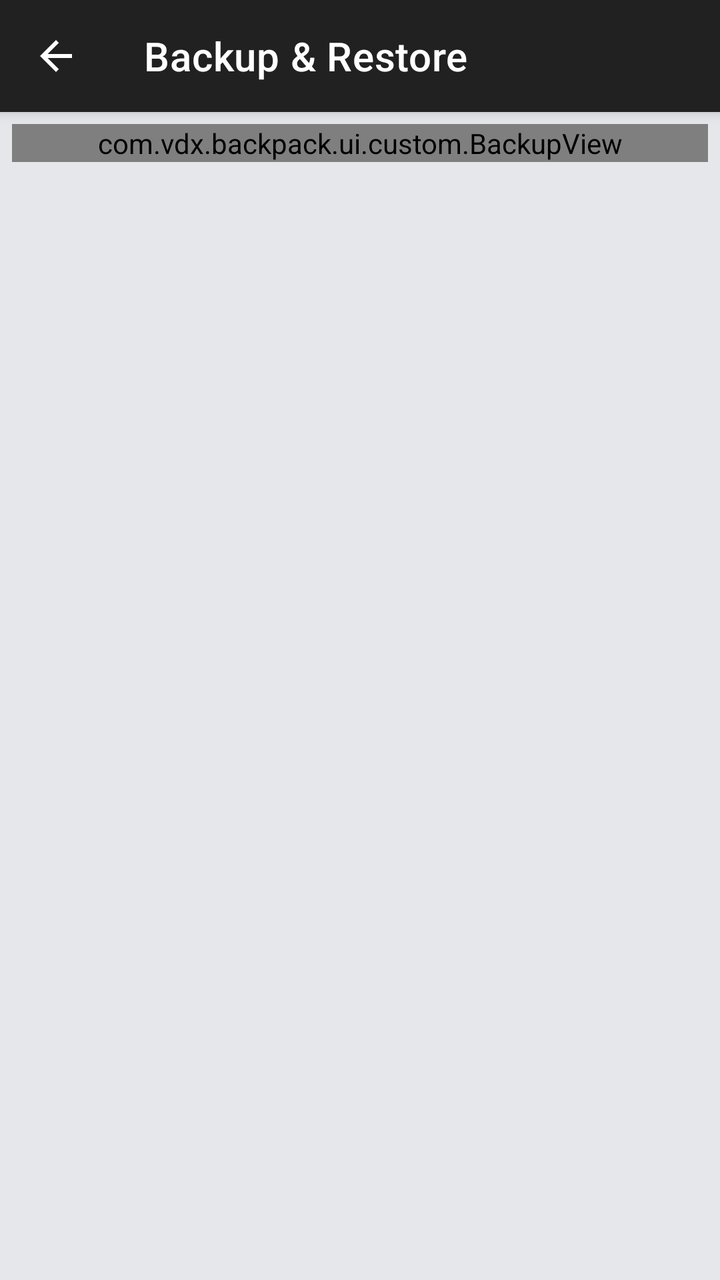
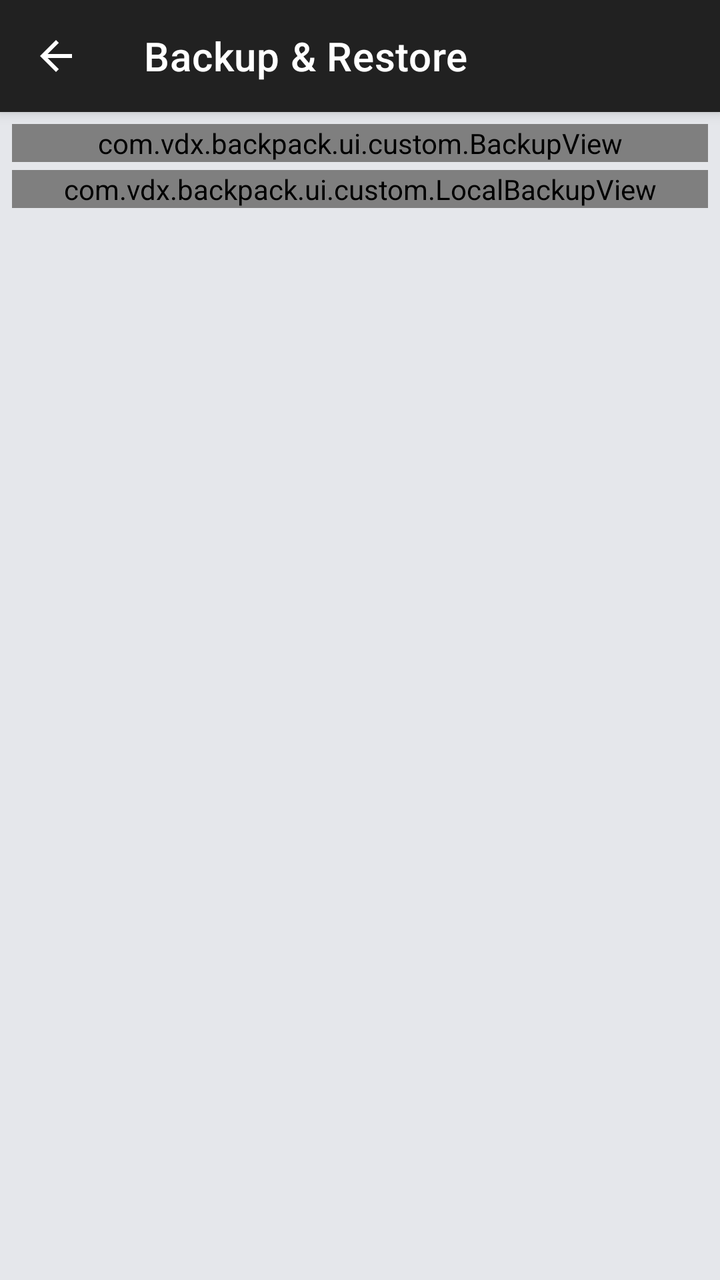

An Android layout rendered at two revisions. The XML below is the earlier revision; the diff shows what the commit changed to produce the second picture.
<!-- AndroidManifest.xml: application theme Theme.Backpack -->
<!-- res/layout/activity_main.xml -->
<?xml version="1.0" encoding="utf-8"?>
<LinearLayout xmlns:android="http://schemas.android.com/apk/res/android"
    xmlns:app="http://schemas.android.com/apk/res-auto"
    android:layout_width="match_parent"
    android:layout_height="match_parent"
    android:background="@color/bp_divider"
    android:orientation="vertical">

    <com.google.android.material.appbar.MaterialToolbar
        android:id="@+id/toolbar"
        android:layout_width="match_parent"
        android:layout_height="?attr/actionBarSize"
        android:background="?attr/colorPrimary"
        android:elevation="4dp"
        app:navigationIcon="@drawable/ic_arrow_back"
        app:navigationIconTint="?attr/colorOnPrimary"
        app:title="Backup &amp; Restore"
        app:titleTextColor="?attr/colorOnPrimary" />

    <androidx.core.widget.NestedScrollView
        android:layout_width="match_parent"
        android:layout_height="match_parent"
        android:fillViewport="true">

        <LinearLayout
            android:layout_width="match_parent"
            android:layout_height="wrap_content"
            android:orientation="vertical"
            android:padding="6dp">

            <com.vdx.backpack.ui.custom.BackupView
                android:id="@+id/backupView"
                android:layout_width="match_parent"
                android:layout_height="wrap_content"
                app:cardCornerRadius="16dp"
                app:cardElevation="2dp"
                app:showAutoBackupToggle="true"
                app:showExportImport="true"
                app:signInDescription="Sign in with Google to secure your data."
                app:signInTitle="Cloud Backup" />

        </LinearLayout>

    </androidx.core.widget.NestedScrollView>

</LinearLayout>
<!-- resources referenced by this layout -->
<resources>
  <color name="bp_divider">#E5E7EB</color>
  <!-- drawable ic_arrow_back (drawable) -->
  <vector xmlns:android="http://schemas.android.com/apk/res/android" android:height="24dp" android:width="24dp" android:viewportHeight="24" android:viewportWidth="24">
      <path android:fillColor="#ff000000" android:pathData="M20,11H7.83l5.59,-5.59L12,4l-8,8 8,8 1.41,-1.41L7.83,13H20v-2z"/>
  </vector>
  <style name="Theme.Backpack" parent="Base.Theme.Backpack" />
  <style name="Base.Theme.Backpack" parent="Theme.MaterialComponents.Light.DarkActionBar">
          
          
      </style>
</resources>

<!-- the commit's change to res/layout/activity_main.xml (unified diff, before → after) -->
@@ -39,6 +39,12 @@
                 app:signInDescription="Sign in with Google to secure your data."
                 app:signInTitle="Cloud Backup" />
 
+            <com.vdx.backpack.ui.custom.LocalBackupView
+                android:id="@+id/localBackupView"
+                android:layout_width="match_parent"
+                android:layout_height="wrap_content"
+                android:layout_marginTop="4dp" />
+
         </LinearLayout>
 
     </androidx.core.widget.NestedScrollView>
